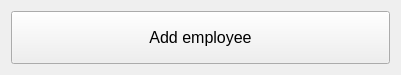
The window that CompanyEditor/addbuttonemployee.ui (imitatehappiness/QtCompanyEditor) describes before a commit, drawn with Qt 5.
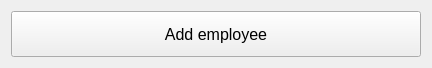
The same window after the commit.

Diff of the .ui file:
```diff
--- a/CompanyEditor/addbuttonemployee.ui
+++ b/CompanyEditor/addbuttonemployee.ui
@@ -6,10 +6,28 @@
    <rect>
     <x>0</x>
     <y>0</y>
-    <width>401</width>
-    <height>75</height>
+    <width>432</width>
+    <height>68</height>
    </rect>
   </property>
+  <property name="sizePolicy">
+   <sizepolicy hsizetype="Preferred" vsizetype="Preferred">
+    <horstretch>0</horstretch>
+    <verstretch>0</verstretch>
+   </sizepolicy>
+  </property>
+  <property name="maximumSize">
+   <size>
+    <width>16777215</width>
+    <height>16777215</height>
+   </size>
+  </property>
+  <property name="sizeIncrement">
+   <size>
+    <width>500</width>
+    <height>50</height>
+   </size>
+  </property>
   <property name="windowTitle">
    <string>Form</string>
   </property>
@@ -22,6 +40,18 @@
        <verstretch>0</verstretch>
       </sizepolicy>
      </property>
+     <property name="minimumSize">
+      <size>
+       <width>0</width>
+       <height>0</height>
+      </size>
+     </property>
+     <property name="maximumSize">
+      <size>
+       <width>16777215</width>
+       <height>16777215</height>
+      </size>
+     </property>
      <property name="styleSheet">
       <string notr="true">QPushButton{
 	font-size: 16px;
```
